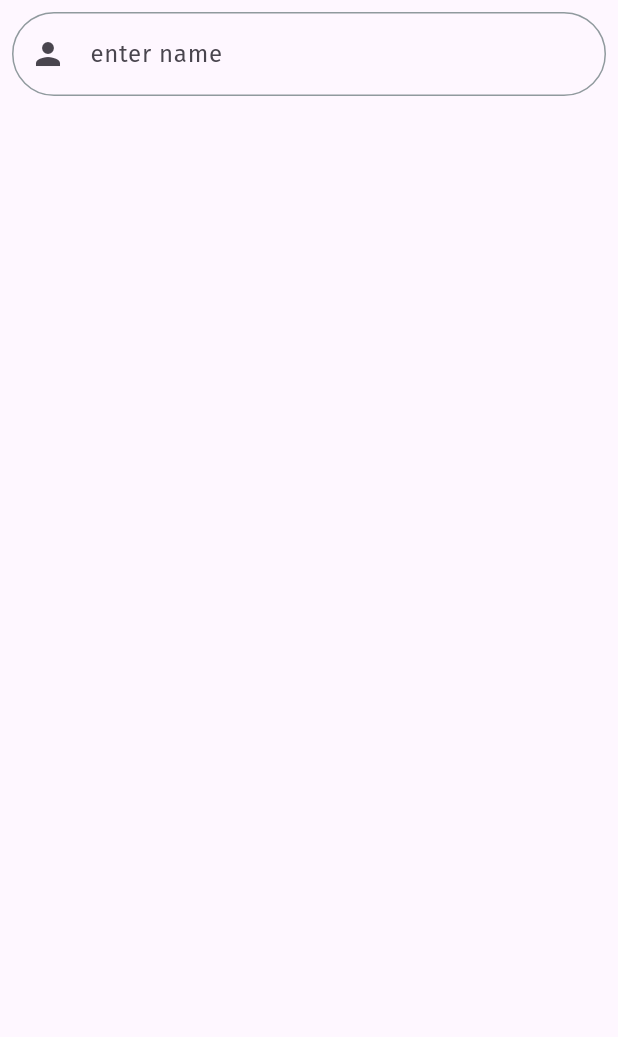
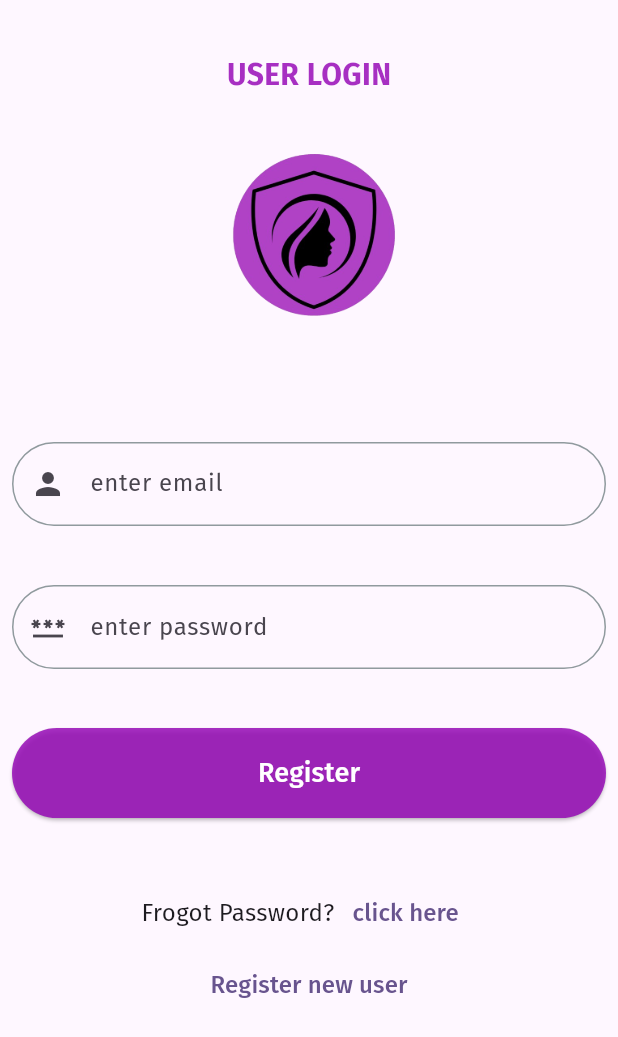
Before and after one commit to tiri39/SheSafe, a Flutter app: the screen it shows after launch, on a phone screen of 412 x 824 dp. Shown: the top 1037 px of the screen. Run offline on Flutter 3.47's test engine with Material 3 defaults, Android fonts, the light colour scheme and no system bars; our stand-ins replace carousel_slider, fluttertoast, google_fonts, webview_flutter; missing offline and left inert: flutter_phone_direct_caller.

Commit message:
added login screen

```diff
--- /dev/null
+++ b/lib/components/primary_button.dart
@@ -0,0 +1,38 @@
+import 'package:flutter/material.dart';
+import 'package:shesafe/utils/constants.dart';
+
+class PrimaryButton extends StatelessWidget{
+
+  final String title;
+  final Function onPressed;
+  bool loading;
+  PrimaryButton({required this.title, required this.onPressed,  this.loading = false});
+
+
+
+  @override
+  Widget build(BuildContext context){
+    return Container(
+      height: 60,
+      width: double.infinity,
+      child:
+      ElevatedButton(
+        onPressed: (){
+          onPressed();
+      },
+      child: Text(
+        title,
+        style: TextStyle(
+          fontSize: 18,
+          color: Colors.white,
+        ),
+        ),
+      style: ElevatedButton.styleFrom(
+        backgroundColor: primaryColor,
+        shape: RoundedRectangleBorder(
+          borderRadius: BorderRadius.circular(30),
+        )
+      ),),
+    );
+  }
+}
--- /dev/null
+++ b/lib/components/secondary_button.dart
@@ -0,0 +1,23 @@
+import 'package:flutter/material.dart';
+
+class SecondaryButton extends StatelessWidget{
+  final String title;
+  final Function onPressed;
+  const SecondaryButton({Key? key, required this.title, required this.onPressed}):super(key: key);
+
+
+
+  @override
+  Widget build(BuildContext context){
+    return Container(
+      child: TextButton(onPressed: (){
+        onPressed();
+      },
+      child: Text(
+        title,
+        style: TextStyle(
+          fontSize: 16,
+        ),),)
+    );
+  }
+}
--- a/lib/login_screen.dart
+++ b/lib/login_screen.dart
@@ -1,5 +1,10 @@
+import 'package:flutter/cupertino.dart';
 import 'package:flutter/material.dart';
+import 'package:flutter/widgets.dart';
 import 'package:shesafe/components/custom_textfield.dart';
+import 'package:shesafe/components/primary_button.dart';
+import 'package:shesafe/components/secondary_button.dart';
+import 'package:shesafe/utils/constants.dart';
 
 class LoginScreen extends StatelessWidget{
   const LoginScreen({Key? key}) : super(key: key);
@@ -13,11 +18,64 @@ class LoginScreen extends StatelessWidget{
           padding: const EdgeInsets.all(8.0),
           child: Column(
             children: [
-              CustomTextField(
-                hint: 'enter name',
-                prefix: Icon(Icons.person),
+              Container(
+                height: MediaQuery.of(context).size.height*0.3,
+                  child: Column(
+                    mainAxisAlignment: MainAxisAlignment.spaceEvenly,
+                    children: [
+                    Text(
+                        "USER LOGIN",
+                        style: TextStyle(
+                        fontSize: 20,
+                        color: primaryColor,
+                        fontWeight: FontWeight.bold,
+                        ),
+                      ),
+                    Image.asset(
+                      'assets/logo.png',
+                      height: 135,
+                      width: 150,
+                      ),
+                    ],
+                  ),
+              ),
 
+              Container(
+                height: MediaQuery.of(context).size.height*0.4,
+                  child: Column(
+                    mainAxisAlignment: MainAxisAlignment.spaceEvenly,
+                    children: [
+                      CustomTextField(
+                        hint: 'enter email',
+                        prefix: Icon(Icons.person),
+
+                      ),
+                      CustomTextField(
+                      hint: 'enter password',
+                      prefix: Icon(Icons.password),
+
+                    ),
+                    PrimaryButton(
+                      title: 'Register',
+                      onPressed: (){},
+                    ),
+                    ],
+                  ),
               ),
+              Container(
+                child: Row(
+                      mainAxisAlignment: MainAxisAlignment.center,
+                      children: [
+                        Text(
+                            "Frogot Password?",
+                             style: TextStyle(fontSize: 16),
+                            ),
+                        SecondaryButton(title: "click here", onPressed: (){},),
+                      ],
+                   ),
+              ),
+
+              SecondaryButton(title: "Register new user", onPressed: (){},),
             ],
           ),
         ),),
--- /dev/null
+++ b/lib/utils/constants.dart
@@ -0,0 +1,3 @@
+import 'dart:ui';
+
+Color primaryColor = Color.fromARGB(214, 150, 9, 182);
```
Also changed, not shown: assets/logo.png (added).
